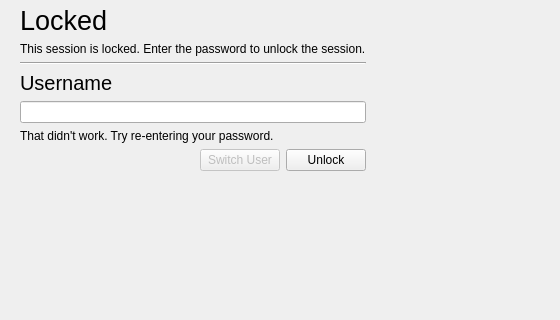
vicr123/tsscreenlock, file mainwindow.ui: the form before one commit; both pictures show x 174 to 734 and y 182 to 502 of the 734 by 937 pixel window.
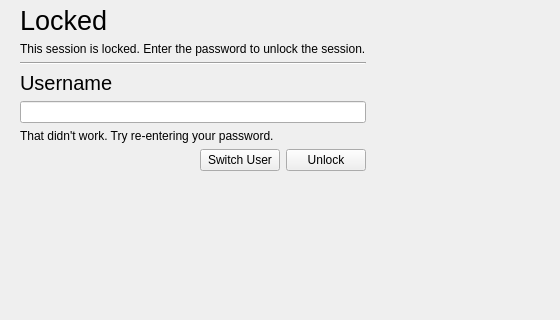
The form after the commit. Icons and pictures are not drawn. Custom widgets are drawn as their Qt base class.

What changed in the file:
```diff
--- a/mainwindow.ui
+++ b/mainwindow.ui
@@ -438,7 +438,7 @@
          <item>
           <widget class="QPushButton" name="pushButton_2">
            <property name="enabled">
-            <bool>false</bool>
+            <bool>true</bool>
            </property>
            <property name="text">
             <string>Switch User</string>
```
Left out of the diff: 10 changed lines with no effect on the pictures.
